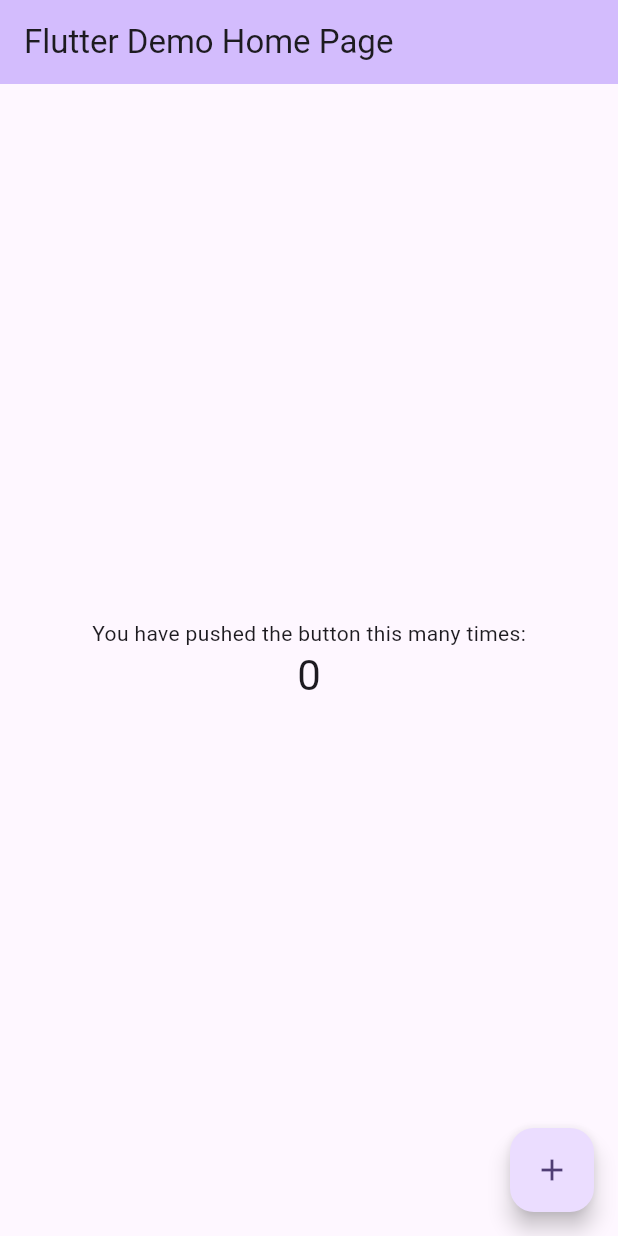
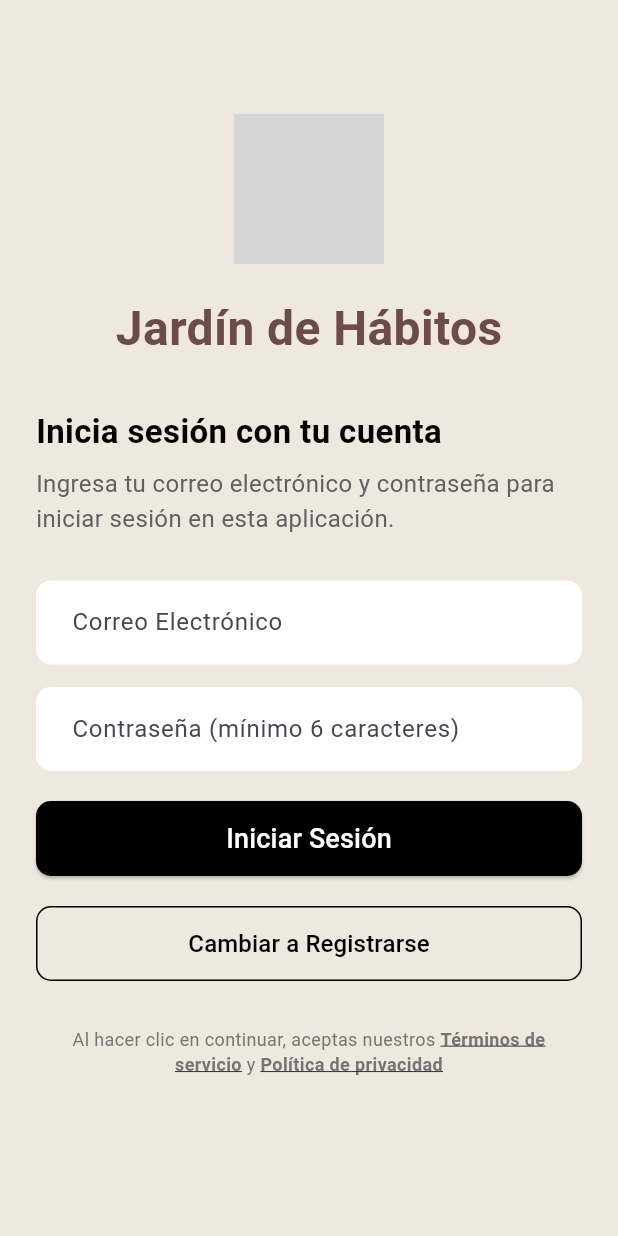
Before and after one commit to Toad24F/Jardin_frontend, a Flutter app: the screen it shows after launch, on a phone screen of 412 x 824 dp. Run offline on Flutter 3.47's test engine with Material 3 defaults, Android fonts, the phone set to English and light mode, and no system bars; our stand-ins replace dio, flutter_riverpod, shared_preferences; Roboto replaces fonts that are missing (Pacifico); grey boxes are pictures that could not be loaded.

Commit message:
login terminado, ya manda las rutas de la api rest para la autenticacion

```diff
--- a/lib/main.dart
+++ b/lib/main.dart
@@ -1,122 +1,52 @@
 import 'package:flutter/material.dart';
+import 'package:flutter_riverpod/flutter_riverpod.dart';
+import 'package:shared_preferences/shared_preferences.dart';
+import 'screens/auth_screen.dart'; // Importa tu pantalla
+import 'services/auth_service.dart'; // Importa tus servicios
 
-void main() {
-  runApp(const MyApp());
+void main() async {
+  // 1. Asegura que Flutter esté inicializado antes de llamar a funciones nativas
+  WidgetsFlutterBinding.ensureInitialized();
+
+  // 2. Inicializamos SharedPreferences de forma síncrona antes de runApp
+  final prefs = await SharedPreferences.getInstance();
+
+  runApp(
+    // ProviderScope es necesario para usar Riverpod
+    ProviderScope(
+      // 3. Sobreescribimos el Provider de SharedPreferences con la instancia síncrona
+      overrides: [
+        sharedPreferencesProvider.overrideWithValue(prefs),
+      ],
+      child: const MyApp(),
+    ),
+  );
 }
 
-class MyApp extends StatelessWidget {
+class MyApp extends ConsumerWidget {
   const MyApp({super.key});
 
-  // This widget is the root of your application.
+  // Color de fondo para que sea consistente
+  static const Color backgroundColor = Color(0xFFEFE8DE);
+
   @override
-  Widget build(BuildContext context) {
+  Widget build(BuildContext context, WidgetRef ref) {
+    // Nota: El sharedPreferencesProvider ya no es un FutureProvider, sino un Provider simple
+    // que fue sobreescrito síncronamente en main. Por lo tanto, no necesitamos .when() aquí.
+
+    // Si la inicialización en main() fallara, la app ni siquiera llegaría aquí.
+
     return MaterialApp(
-      title: 'Flutter Demo',
+      title: 'Jardín de Hábitos',
+      debugShowCheckedModeBanner: false,
       theme: ThemeData(
-        // This is the theme of your application.
-        //
-        // TRY THIS: Try running your application with "flutter run". You'll see
-        // the application has a purple toolbar. Then, without quitting the app,
-        // try changing the seedColor in the colorScheme below to Colors.green
-        // and then invoke "hot reload" (save your changes or press the "hot
-        // reload" button in a Flutter-supported IDE, or press "r" if you used
-        // the command line to start the app).
-        //
-        // Notice that the counter didn't reset back to zero; the application
-        // state is not lost during the reload. To reset the state, use hot
-        // restart instead.
-        //
-        // This works for code too, not just values: Most code changes can be
-        // tested with just a hot reload.
-        colorScheme: ColorScheme.fromSeed(seedColor: Colors.deepPurple),
+        // Tema general para la app
+        primarySwatch: Colors.brown,
+        visualDensity: VisualDensity.adaptivePlatformDensity,
+        scaffoldBackgroundColor: backgroundColor,
       ),
-      home: const MyHomePage(title: 'Flutter Demo Home Page'),
+      // Navegamos directamente a la pantalla de Auth, que es la primera vista
+      home: const AuthScreen(),
     );
   }
 }
-
-class MyHomePage extends StatefulWidget {
-  const MyHomePage({super.key, required this.title});
-
-  // This widget is the home page of your application. It is stateful, meaning
-  // that it has a State object (defined below) that contains fields that affect
-  // how it looks.
-
-  // This class is the configuration for the state. It holds the values (in this
-  // case the title) provided by the parent (in this case the App widget) and
-  // used by the build method of the State. Fields in a Widget subclass are
-  // always marked "final".
-
-  final String title;
-
-  @override
-  State<MyHomePage> createState() => _MyHomePageState();
-}
-
-class _MyHomePageState extends State<MyHomePage> {
-  int _counter = 0;
-
-  void _incrementCounter() {
-    setState(() {
-      // This call to setState tells the Flutter framework that something has
-      // changed in this State, which causes it to rerun the build method below
-      // so that the display can reflect the updated values. If we changed
-      // _counter without calling setState(), then the build method would not be
-      // called again, and so nothing would appear to happen.
-      _counter++;
-    });
-  }
-
-  @override
-  Widget build(BuildContext context) {
-    // This method is rerun every time setState is called, for instance as done
-    // by the _incrementCounter method above.
-    //
-    // The Flutter framework has been optimized to make rerunning build methods
-    // fast, so that you can just rebuild anything that needs updating rather
-    // than having to individually change instances of widgets.
-    return Scaffold(
-      appBar: AppBar(
-        // TRY THIS: Try changing the color here to a specific color (to
-        // Colors.amber, perhaps?) and trigger a hot reload to see the AppBar
-        // change color while the other colors stay the same.
-        backgroundColor: Theme.of(context).colorScheme.inversePrimary,
-        // Here we take the value from the MyHomePage object that was created by
-        // the App.build method, and use it to set our appbar title.
-        title: Text(widget.title),
-      ),
-      body: Center(
-        // Center is a layout widget. It takes a single child and positions it
-        // in the middle of the parent.
-        child: Column(
-          // Column is also a layout widget. It takes a list of children and
-          // arranges them vertically. By default, it sizes itself to fit its
-          // children horizontally, and tries to be as tall as its parent.
-          //
-          // Column has various properties to control how it sizes itself and
-          // how it positions its children. Here we use mainAxisAlignment to
-          // center the children vertically; the main axis here is the vertical
-          // axis because Columns are vertical (the cross axis would be
-          // horizontal).
-          //
-          // TRY THIS: Invoke "debug painting" (choose the "Toggle Debug Paint"
-          // action in the IDE, or press "p" in the console), to see the
-          // wireframe for each widget.
-          mainAxisAlignment: MainAxisAlignment.center,
-          children: <Widget>[
-            const Text('You have pushed the button this many times:'),
-            Text(
-              '$_counter',
-              style: Theme.of(context).textTheme.headlineMedium,
-            ),
-          ],
-        ),
-      ),
-      floatingActionButton: FloatingActionButton(
-        onPressed: _incrementCounter,
-        tooltip: 'Increment',
-        child: const Icon(Icons.add),
-      ), // This trailing comma makes auto-formatting nicer for build methods.
-    );
-  }
-}
--- /dev/null
+++ b/lib/providers/auth_mode_provider.dart
@@ -0,0 +1,7 @@
+import 'package:flutter_riverpod/flutter_riverpod.dart';
+
+// Definimos los dos estados posibles
+enum AuthMode { login, register }
+
+// Provider para el modo de autenticación, por defecto es Login
+final authModeProvider = StateProvider<AuthMode>((ref) => AuthMode.login);
--- /dev/null
+++ b/lib/screens/auth_screen.dart
@@ -0,0 +1,335 @@
+import 'package:flutter/material.dart';
+import 'package:flutter_riverpod/flutter_riverpod.dart';
+import '../services/auth_service.dart'; // Importar el servicio
+
+// --- Definición del Estado de la Pantalla ---
+enum AuthMode { login, register }
+
+// Provider para el modo de autenticación, por defecto es Login
+final authModeProvider = StateProvider<AuthMode>((ref) => AuthMode.login);
+
+// --- Colores y Estilos ---
+const Color primaryTextColor = Color(0xFF6C4B4B);
+const Color backgroundColor = Color(0xFFEFE8DE);
+const Color buttonColor = Colors.black;
+const Color buttonTextColor = Colors.white;
+const Color inputFillColor = Colors.white;
+
+final TextStyle appTitleStyle = TextStyle(
+  fontSize: 32,
+  fontWeight: FontWeight.bold,
+  color: primaryTextColor,
+  fontFamily: 'Pacifico',
+);
+
+final TextStyle sectionTitleStyle = TextStyle(
+  fontSize: 22,
+  fontWeight: FontWeight.bold,
+  color: Colors.black,
+);
+
+final TextStyle descriptionTextStyle = TextStyle(
+  fontSize: 16,
+  color: Colors.grey[700],
+);
+
+final TextStyle termsTextStyle = TextStyle(
+  fontSize: 12,
+  color: Colors.grey[600],
+);
+// -------------------------
+
+
+class AuthScreen extends ConsumerStatefulWidget {
+  const AuthScreen({super.key});
+
+  @override
+  ConsumerState<AuthScreen> createState() => _AuthScreenState();
+}
+
+class _AuthScreenState extends ConsumerState<AuthScreen> {
+  // Controladores para los campos de texto
+  final TextEditingController nameController = TextEditingController();
+  final TextEditingController emailController = TextEditingController();
+  final TextEditingController passwordController = TextEditingController();
+
+  bool _isLoading = false;
+
+  void _showError(dynamic error) {
+    // Muestra el error usando un SnackBar (alerta temporal)
+    ScaffoldMessenger.of(context).showSnackBar(
+      SnackBar(
+        content: Text(
+            'Error: ${error.toString()}',
+            style: const TextStyle(color: Colors.white)
+        ),
+        backgroundColor: Colors.red,
+      ),
+    );
+  }
+
+  // --- Lógica de Navegación Exitosa (temporal) ---
+  void _goToHome() {
+    // En una aplicación real, aquí navegarías a la pantalla principal
+    ScaffoldMessenger.of(context).showSnackBar(
+      const SnackBar(
+        content: Text('¡Autenticación Exitosa! Token guardado.'),
+        backgroundColor: Colors.green,
+      ),
+    );
+    // TODO: Implementar Navigator.pushReplacement para ir a HomeScreen
+  }
+
+  // --- Lógica de Login (Consumo de API) ---
+  void _handleLogin() async {
+    // Validaciones básicas de campos
+    if (emailController.text.isEmpty || passwordController.text.isEmpty) {
+      return _showError("Por favor, rellena todos los campos.");
+    }
+
+    try {
+      // Aseguramos que el servicio de autenticación esté disponible
+      final authService = ref.read(authServiceProvider);
+      setState(() => _isLoading = true);
+
+      await authService.login(
+        emailController.text,
+        passwordController.text,
+      );
+
+      _goToHome();
+
+    } catch (e) {
+      _showError(e);
+    } finally {
+      setState(() => _isLoading = false);
+    }
+  }
+
+  // --- Lógica de Registro (Consumo de API + Login Automático) ---
+  void _handleRegister() async {
+    // Validaciones básicas de campos
+    if (nameController.text.isEmpty || emailController.text.isEmpty || passwordController.text.isEmpty) {
+      return _showError("Por favor, rellena todos los campos.");
+    }
+
+    try {
+      // Aseguramos que el servicio de autenticación esté disponible
+      final authService = ref.read(authServiceProvider);
+      setState(() => _isLoading = true);
+
+      // La función register incluye el login automático
+      await authService.register(
+        nameController.text,
+        emailController.text,
+        passwordController.text,
+      );
+
+      _goToHome();
+
+    } catch (e) {
+      _showError(e);
+    } finally {
+      setState(() => _isLoading = false);
+    }
+  }
+
+  // Widget de utilidad para campos de texto
+  Widget _buildInputField({
+    required TextEditingController controller,
+    required String hintText,
+    required bool isPassword,
+    required TextInputType keyboardType,
+  }) {
+    return TextField(
+      controller: controller,
+      keyboardType: keyboardType,
+      obscureText: isPassword,
+      decoration: InputDecoration(
+        hintText: hintText,
+        fillColor: inputFillColor,
+        filled: true,
+        border: OutlineInputBorder(
+          borderRadius: BorderRadius.circular(10),
+          borderSide: BorderSide.none,
+        ),
+        contentPadding: const EdgeInsets.symmetric(vertical: 16, horizontal: 20),
+      ),
+    );
+  }
+
+  @override
+  Widget build(BuildContext context) {
+    final authMode = ref.watch(authModeProvider);
+    final isLoginMode = authMode == AuthMode.login;
+
+    // --- Textos dinámicos ---
+    final titleText = isLoginMode ? 'Inicia sesión con tu cuenta' : 'Crea una cuenta';
+    final descriptionText = isLoginMode
+        ? 'Ingresa tu correo electrónico y contraseña para iniciar sesión en esta aplicación.'
+        : 'Ingresa los siguientes datos para registrar una nueva cuenta.';
+    final mainButtonText = isLoginMode ? 'Iniciar Sesión' : 'Registrarse';
+    final switchButtonText = isLoginMode ? 'Registrarse' : 'Iniciar Sesión';
+
+    return Scaffold(
+      backgroundColor: backgroundColor,
+      appBar: AppBar(
+        backgroundColor: Colors.transparent,
+        elevation: 0,
+      ),
+      body: SafeArea(
+        child: SingleChildScrollView(
+          child: Padding(
+            padding: const EdgeInsets.symmetric(horizontal: 24.0),
+            child: Column(
+              crossAxisAlignment: CrossAxisAlignment.center,
+              children: [
+                const SizedBox(height: 20),
+                // Aquí va la imagen de la maceta
+                Image.asset(
+                    'assets/plant_Icon.png',
+                    height: 100,
+                    errorBuilder: (context, error, stackTrace) =>
+                        const Icon(Icons.grass, size: 100, color: primaryTextColor) // Fallback si no hay assets
+                ),
+                const SizedBox(height: 20),
+                Text('Jardín de Hábitos', style: appTitleStyle),
+                const SizedBox(height: 30),
+
+                // --- Títulos dinámicos ---
+                Align(
+                  alignment: Alignment.centerLeft,
+                  child: Text(titleText, style: sectionTitleStyle),
+                ),
+                const SizedBox(height: 8),
+                Align(
+                  alignment: Alignment.centerLeft,
+                  child: Text(descriptionText, style: descriptionTextStyle),
+                ),
+                const SizedBox(height: 30),
+
+                // --- Campos de Entrada Dinámicos ---
+                if (!isLoginMode) ...[
+                  // Campo Nombre (solo en modo Registro)
+                  _buildInputField(
+                    controller: nameController,
+                    hintText: 'Nombre',
+                    isPassword: false,
+                    keyboardType: TextInputType.text,
+                  ),
+                  const SizedBox(height: 15),
+                ],
+
+                // Campo Correo Electrónico
+                _buildInputField(
+                  controller: emailController,
+                  hintText: 'Correo Electrónico',
+                  isPassword: false,
+                  keyboardType: TextInputType.emailAddress,
+                ),
+                const SizedBox(height: 15),
+
+                // Campo Contraseña
+                _buildInputField(
+                  controller: passwordController,
+                  hintText: 'Contraseña (mínimo 6 caracteres)',
+                  isPassword: true,
+                  keyboardType: TextInputType.visiblePassword,
+                ),
+                const SizedBox(height: 20),
+
+                // --- Botón Principal Dinámico (con indicador de carga) ---
+                SizedBox(
+                  width: double.infinity,
+                  height: 50,
+                  child: ElevatedButton(
+                    onPressed: _isLoading ? null : () {
+                      if (isLoginMode) {
+                        _handleLogin();
+                      } else {
+                        _handleRegister();
+                      }
+                    },
+                    style: ElevatedButton.styleFrom(
+                      backgroundColor: buttonColor,
+                      foregroundColor: buttonTextColor,
+                      shape: RoundedRectangleBorder(
+                        borderRadius: BorderRadius.circular(10),
+                      ),
+                    ),
+                    child: _isLoading
+                        ? const CircularProgressIndicator(color: buttonTextColor)
+                        : Text(mainButtonText, style: const TextStyle(fontSize: 18)),
+                  ),
+                ),
+                const SizedBox(height: 20),
+
+                // --- Botón de Cambio de Modo ---
+                SizedBox(
+                  width: double.infinity,
+                  height: 50,
+                  child: OutlinedButton(
+                    onPressed: _isLoading ? null : () {
+                      ref.read(authModeProvider.notifier).state = isLoginMode
+                          ? AuthMode.register
+                          : AuthMode.login;
+
+                      // Limpiar campos al cambiar de modo
+                      nameController.clear();
+                      emailController.clear();
+                      passwordController.clear();
+                    },
+                    style: OutlinedButton.styleFrom(
+                      foregroundColor: buttonColor,
+                      side: const BorderSide(color: buttonColor),
+                      shape: RoundedRectangleBorder(
+                        borderRadius: BorderRadius.circular(10),
+                      ),
+                    ),
+                    child: Text(
+                      'Cambiar a $switchButtonText',
+                      style: const TextStyle(fontSize: 16),
+                    ),
+                  ),
+                ),
+
+                const SizedBox(height: 30),
+
+                // Texto de Términos y Política de privacidad
+                Padding(
+                  padding: const EdgeInsets.symmetric(horizontal: 10.0),
+                  child: Text.rich(
+                    TextSpan(
+                      text: 'Al hacer clic en continuar, aceptas nuestros ',
+                      style: termsTextStyle,
+                      children: <TextSpan>[
+                        TextSpan(
+                          text: 'Términos de servicio',
+                          style: termsTextStyle.copyWith(
+                              fontWeight: FontWeight.bold,
+                              decoration: TextDecoration.underline),
+                        ),
+                        TextSpan(
+                          text: ' y ',
+                          style: termsTextStyle,
+                        ),
+                        TextSpan(
+                          text: 'Política de privacidad',
+                          style: termsTextStyle.copyWith(
+                              fontWeight: FontWeight.bold,
+                              decoration: TextDecoration.underline),
+                        ),
+                      ],
+                    ),
+                    textAlign: TextAlign.center,
+                  ),
+                ),
+                const SizedBox(height: 40),
+              ],
+            ),
+          ),
+        ),
+      ),
+    );
+  }
+}
--- a/pubspec.yaml
+++ b/pubspec.yaml
@@ -34,6 +34,10 @@ dependencies:
   # The following adds the Cupertino Icons font to your application.
   # Use with the CupertinoIcons class for iOS style icons.
   cupertino_icons: ^1.0.8
+  # NUEVAS DEPENDENCIAS
+  dio: ^5.0.0 # Cliente HTTP robusto
+  flutter_riverpod: ^2.5.1 # Gestión de estado moderna
+  shared_preferences: ^2.2.3 # Almacenamiento simple de datos (e.g., token JWT)
 
 dev_dependencies:
   flutter_test:
@@ -56,6 +60,8 @@ flutter:
   # included with your application, so that you can use the icons in
   # the material Icons class.
   uses-material-design: true
+  assets:
+    - assets/
 
   # To add assets to your application, add an assets section, like this:
   # assets:
```
Also changed, not shown: lib/services/auth_service.dart (added, +91 -0 lines), pubspec.lock.
